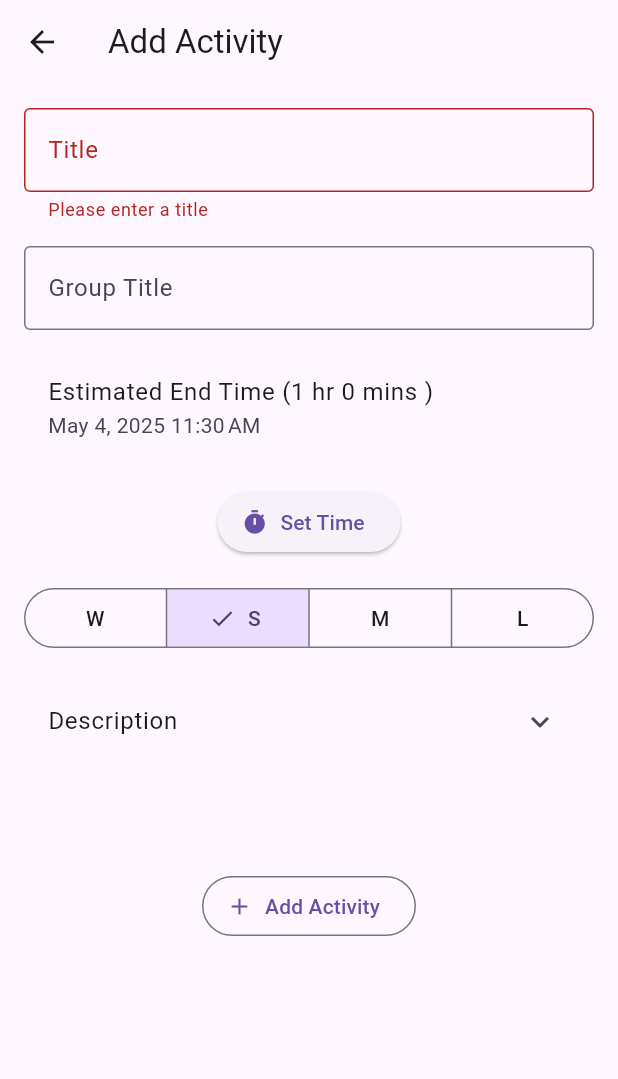
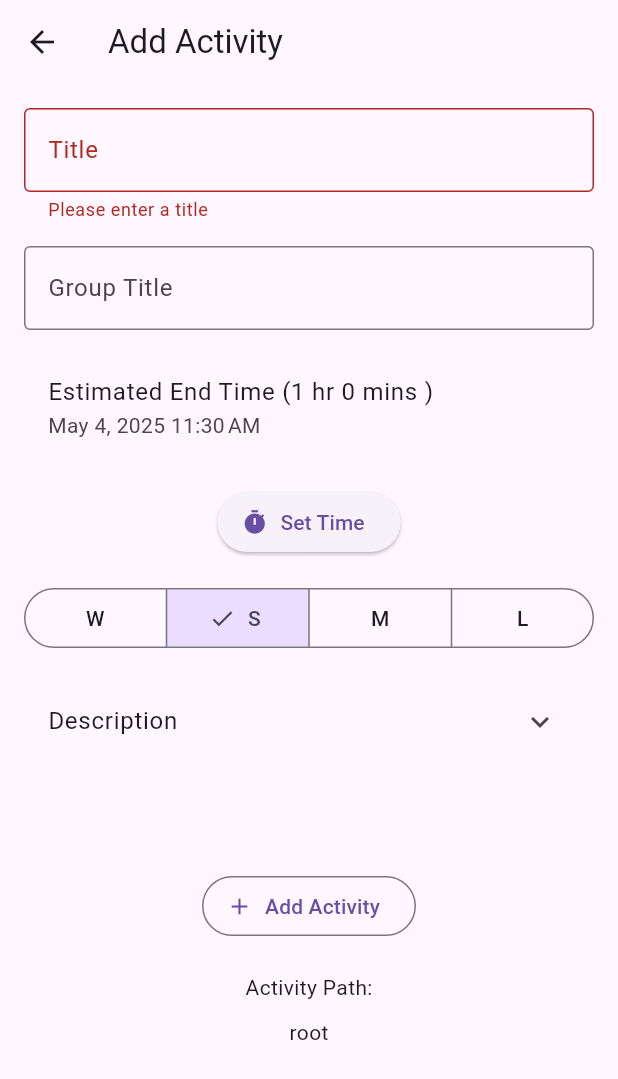
Before and after one commit to HaseebKahn365/my_activities, a Flutter app: the AddActivityScreen screen opened directly, after a tap on "Add Activity", on a phone screen of 412 x 824 dp. Shown: the top 1079 px of the screen. Run offline on Flutter 3.47's test engine with Material 3 defaults, Android fonts, the phone set to English and light mode, and no system bars; our stand-ins replace fl_chart, flutter_animate, jiffy, shared_preferences, sqflite; missing offline and left inert: duration_picker; accounts and stored records are empty.

Commit message:
methods added for retrieving path

```diff
--- a/lib/providers/providers.dart
+++ b/lib/providers/providers.dart
@@ -97,6 +97,29 @@ class DatabaseActivities extends ChangeNotifier {
         }
       },
     );
+  }
+
+  //method to find a folder path by its id
+  Future<List<Map<String, dynamic>>> getFolderPathById(int folderId) async {
+    final db = await database;
+    List<Map<String, dynamic>> folderPath = [];
+
+    // ignore: unnecessary_null_comparison
+    while (folderId != null) {
+      final List<Map<String, dynamic>> result = await db.query(
+        'folders',
+        where: 'id = ?',
+        whereArgs: [folderId],
+      );
+      if (result.isNotEmpty) {
+        folderPath.add(result.first);
+        folderId = result.first['parentFolderId'] ?? 'Root';
+      } else {
+        break;
+      }
+    }
+
+    return folderPath.reversed.toList(); // Reverse to get the correct order
   }
 
   // Add a new activity to the database
--- a/lib/screens/active_activities.dart
+++ b/lib/screens/active_activities.dart
@@ -56,7 +56,7 @@ class ActiveActivity {
         parts[5].isNotEmpty ? parts[5].substring(0, parts[5].length - 1) : '';
     final prodSecs = int.parse(parts[6].replaceAll('@', '').trim());
     final folderId =
-        parts.length > 7 && parts[7] != 'null' ? int.parse(parts[7]) : null;
+        parts.length > 7 && parts[7] != 'null' ? int.tryParse(parts[7]) : null;
     return ActiveActivity(
       title: title,
       groupTitle: groupTitle,
--- a/lib/screens/add_activity.dart
+++ b/lib/screens/add_activity.dart
@@ -9,8 +9,10 @@ import 'package:my_activities/screens/active_activities.dart';
 
 class AddActivityScreen extends StatefulWidget {
   final String? groupTitle;
-  const AddActivityScreen({super.key, this.groupTitle});
-  //there should be an optional param to indicate that i am adding a new activity from a group page this way the group title will be prefilled
+  final int? folderId; // Optional folder ID parameter
+
+  const AddActivityScreen({super.key, this.groupTitle, this.folderId});
+  // Updated to accept folderId as an optional parameter
 
   @override
   _AddActivityScreenState createState() => _AddActivityScreenState();
@@ -317,12 +319,53 @@ class _AddActivityScreenState extends State<AddActivityScreen> {
                         category: _selectedCategory,
                         description: _description,
                         prodSecs: 0,
+                        folderId:
+                            widget.folderId, // Assign folderId if provided
                       );
                       sharedPrefActivitiesProvider.addActivity(newActivity);
                       Navigator.pop(context);
                     }
                   },
                   label: const Text('Add Activity'),
+                ),
+
+                const SizedBox(height: 20.0),
+                //find and display the path of the activity
+
+                SizedBox(
+                  width: double.infinity,
+                  child: Column(
+                    crossAxisAlignment: CrossAxisAlignment.center,
+                    children: [
+                      const Center(child: Text('Activity Path:')),
+                      Padding(
+                        padding: const EdgeInsets.symmetric(vertical: 10.0),
+                        child: FutureBuilder(
+                          future: databaseActivitiesProvider
+                              .getFolderPathById(widget.folderId ?? 0),
+                          builder: (context, snapshot) {
+                            if (snapshot.connectionState ==
+                                ConnectionState.waiting) {
+                              return const CircularProgressIndicator();
+                            } else if (snapshot.hasError) {
+                              return const Text('Error loading path');
+                            } else if (!snapshot.hasData ||
+                                snapshot.data!.isEmpty) {
+                              return const Text('root');
+                            } else {
+                              final folderPath = snapshot.data!;
+                              return Text(
+                                folderPath
+                                    .map((folder) => folder['name'])
+                                    .join(' / '),
+                                style: const TextStyle(fontSize: 16),
+                              );
+                            }
+                          },
+                        ),
+                      ),
+                    ],
+                  ),
                 ),
               ],
             ),
```
Also changed, not shown: 4 other files.
